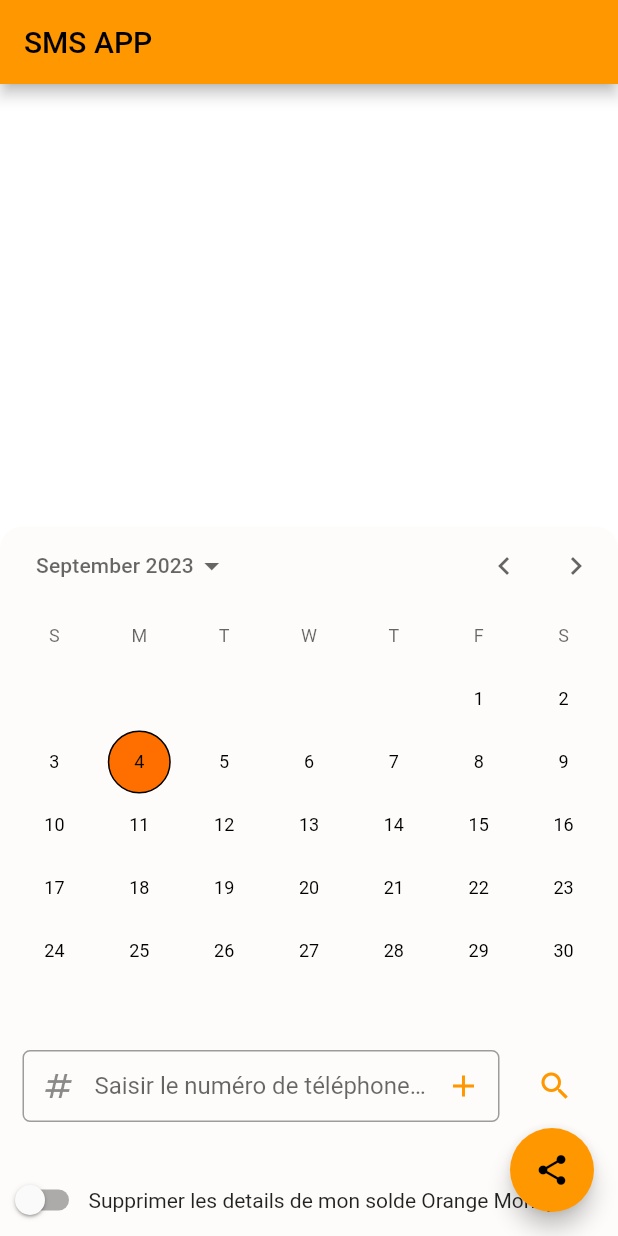
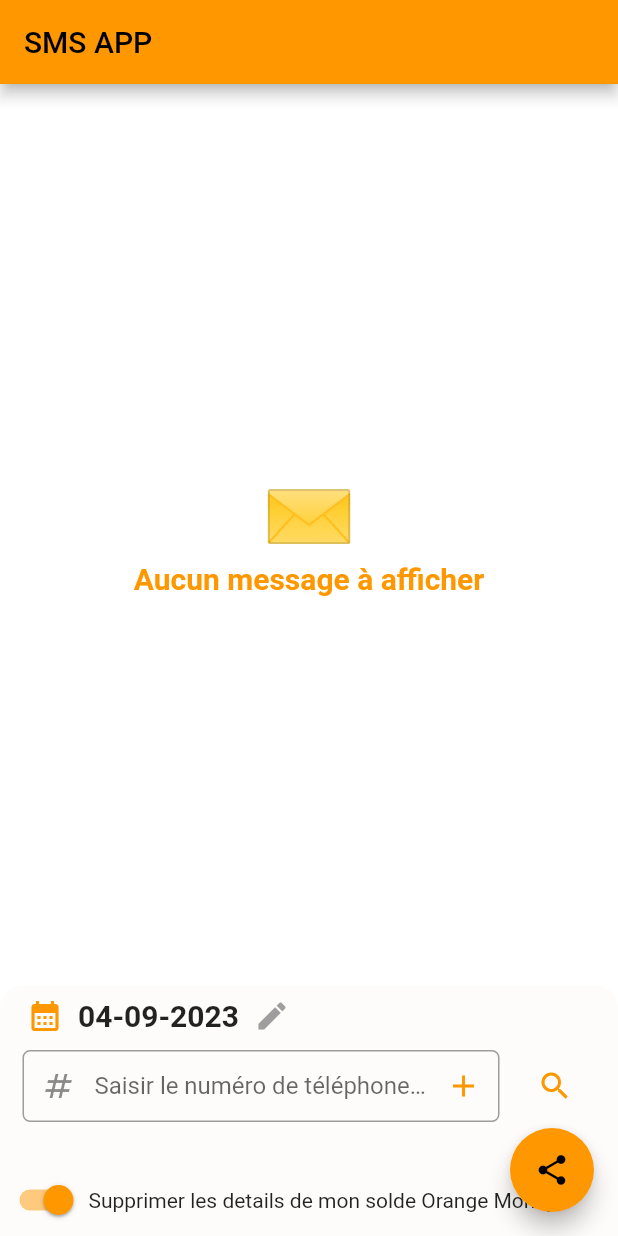
Before and after one commit to Mohamedelbechir/appsms, a Flutter app: the screen it shows after launch, after a tap on the "search" icon, on a phone screen of 412 x 824 dp. Run offline on Flutter 3.47's test engine with Material 2 defaults, Android fonts, the phone set to English and light mode, and no system bars; drawn by our look-alikes of calendar_date_picker2; our stand-ins replace bloc, equatable, flutter_bloc, image_gallery_saver, mask_text_input_formatter, share_plus; missing offline and left inert: flutter_rounded_date_picker, telephony.

Commit message:
refactor day selector

```diff
--- a/lib/cubit/messages/list_messages_cubit.dart
+++ b/lib/cubit/messages/list_messages_cubit.dart
@@ -29,11 +29,11 @@ class ListMessagesCubit extends Cubit<ListMessagesState> {
 
   void loadMessages({
     String expeditor = "Orange",
-    required String pattern,
+    List<String> bodyPatterns = const [],
     DateTime? date,
   }) async {
     final messages = await telephony
-        .getInboxSms(filter: _getFilter(expeditor, pattern, date), columns: [
+        .getInboxSms(filter: _getFilter(expeditor, date), columns: [
       SmsColumn.ADDRESS,
       SmsColumn.BODY,
       SmsColumn.DATE,
@@ -42,15 +42,27 @@ class ListMessagesCubit extends Cubit<ListMessagesState> {
       OrderBy(SmsColumn.BODY)
     ]);
 
-    var list = messages.map(mapToMySmsMessage).toList();
+    var list = _applyPatternFilter(messages, bodyPatterns)
+        .map(mapToMySmsMessage)
+        .toList();
     emit(MessagesLoaded(list));
   }
 
-  SmsFilter _getFilter(String expeditor, String pattern, DateTime? date) {
-    var filter = SmsFilter.where(SmsColumn.ADDRESS)
-        .equals(expeditor)
-        .and(SmsColumn.BODY)
-        .like('%$pattern%');
+  Iterable<SmsMessage> _applyPatternFilter(
+    List<SmsMessage> messages,
+    List<String> patterns,
+  ) {
+    if (patterns.isEmpty) return messages;
+    return messages.where((currentMessage) {
+      return patterns.any((pattern) => currentMessage.body!.contains(pattern));
+    });
+  }
+
+  SmsFilter _getFilter(
+    String expeditor,
+    DateTime? date,
+  ) {
+    var filter = SmsFilter.where(SmsColumn.ADDRESS).equals(expeditor);
 
     if (date != null) {
       filter = filter
--- a/lib/pages/home.dart
+++ b/lib/pages/home.dart
@@ -3,14 +3,13 @@ import 'dart:ui';
 
 import 'package:appsms/cubit/messages/list_messages_cubit.dart';
 import 'package:appsms/cubit/receiversPhoneNumber/receivers_phone_numbers_cubit.dart';
+import 'package:appsms/widgets/data_selector.dart';
 import 'package:appsms/widgets/receiver_phone_number_text_field.dart';
 import 'package:flutter/material.dart';
 import 'package:flutter/rendering.dart';
 import 'package:flutter_bloc/flutter_bloc.dart';
 import 'package:image_gallery_saver/image_gallery_saver.dart';
 import 'package:share_plus/share_plus.dart';
-import 'package:calendar_date_picker2/calendar_date_picker2.dart';
-import 'package:mask_text_input_formatter/mask_text_input_formatter.dart';
 import '../widgets/receiver_phone_numbers_widget.dart';
 
 class SaveImageResult {
@@ -33,16 +32,11 @@ class _HomePageState extends State<HomePage> {
   final widgetKeys = <GlobalKey>[];
   bool isSensitiveDetailDisplayed = true;
   final _receiverPhoneNumberController = TextEditingController(text: '');
-
-  List<DateTime?> _singleDatePickerValueWithDefaultValue = [
-    DateUtils.dateOnly(DateTime.now()),
-  ];
+  var selectedDate = DateUtils.dateOnly(DateTime.now());
 
   @override
   void initState() {
     super.initState();
-    context.read<ListMessagesCubit>().loadMessages(pattern: '');
-
     context.read<ListMessagesCubit>().stream.listen((event) {
       if (event is MessagesLoaded) {
         setState(() {
@@ -80,52 +74,6 @@ class _HomePageState extends State<HomePage> {
     return SaveImageResult(result['filePath'], result['isSuccess']);
   }
 
-  Widget _buildDefaultSingleDatePickerWithValue() {
-    final config = getCalendarPickerConfig();
-    return Column(
-      mainAxisSize: MainAxisSize.min,
-      children: [
-        CalendarDatePicker2(
-          config: config,
-          value: _singleDatePickerValueWithDefaultValue,
-          onValueChanged: (dates) => setState(() {
-            _singleDatePickerValueWithDefaultValue = dates;
-          }),
-        ),
-      ],
-    );
-  }
-
-  CalendarDatePicker2Config getCalendarPickerConfig() {
-    return CalendarDatePicker2Config(
-      selectedDayHighlightColor: Colors.amber[900],
-      weekdayLabels: [
-        'Dimanche',
-        'Lundi',
-        'Mardi',
-        'Mercredi',
-        'Jeudi',
-        'Vendredi',
-        'Samedi'
-      ],
-      weekdayLabelTextStyle: const TextStyle(
-        color: Colors.black87,
-        fontWeight: FontWeight.bold,
-      ),
-      firstDayOfWeek: 1,
-      controlsHeight: 50,
-      controlsTextStyle: const TextStyle(
-        color: Colors.black,
-        fontSize: 15,
-        fontWeight: FontWeight.bold,
-      ),
-      dayTextStyle: const TextStyle(
-        color: Colors.amber,
-        fontWeight: FontWeight.bold,
-      ),
-    );
-  }
-
   @override
   Widget build(BuildContext context) {
     return Scaffold(
@@ -152,7 +100,7 @@ class _HomePageState extends State<HomePage> {
             ),
             child: Column(
               children: [
-                _buildDefaultSingleDatePickerWithValue(),
+                DateSelector(onSelect: (value) => selectedDate = value),
                 const ReceiverPhoneNumbersWidget(),
                 Padding(
                   padding:
@@ -168,13 +116,7 @@ class _HomePageState extends State<HomePage> {
                       ),
                       const SizedBox(width: 10),
                       InkWell(
-                        onTap: () {
-                          context.read<ListMessagesCubit>().loadMessages(
-                                pattern: _receiverPhoneNumberController.text,
-                                date: _singleDatePickerValueWithDefaultValue
-                                    .first,
-                              );
-                        },
+                        onTap: _searchMessages,
                         child: const Padding(
                           padding: EdgeInsets.all(15.0),
                           child: Icon(Icons.search, color: Colors.orange),
@@ -203,23 +145,7 @@ class _HomePageState extends State<HomePage> {
                 ),
               ],
             ),
-          ) /*   Row(
-            mainAxisAlignment: MainAxisAlignment.spaceBetween,
-            children: [
-
-              ElevatedButton(
-                onPressed: () async {
-                  await shareMessages();
-                },
-                child: Column(
-                  children: const [
-                    Icon(Icons.share),
-                    Text("Partager"),
-                  ],
-                ),
           )
-            ],
-          ) */
         ],
       ),
       floatingActionButton: FloatingActionButton(
@@ -231,9 +157,58 @@ class _HomePageState extends State<HomePage> {
     );
   }
 
+  void _searchMessages() {
+    final phoneNumbers = _getPhoneNumbers();
+    context.read<ListMessagesCubit>().loadMessages(
+          bodyPatterns: phoneNumbers,
+          date: selectedDate,
+        );
+  }
+
+  List<String> _getPhoneNumbers() {
+    final currentState = context.read<ReceiversPhoneNumbersCubit>().state;
+
+    final phoneNumbers = <String>[];
+
+    final currentPhoneInTextField = phoneNumberMaskFormatter
+        .unmaskText(_receiverPhoneNumberController.text);
+
+    if (currentPhoneInTextField.trim().isNotEmpty) {
+      phoneNumbers.add(currentPhoneInTextField);
+    }
+    if (currentState is ReceiversPhoneNumbersLoaded) {
+      phoneNumbers.addAll(currentState.numbers);
+    }
+    return phoneNumbers;
+  }
+
   Widget _renderListMessages(ListMessagesState state) {
     if (state is MessagesLoaded) {
       return _listMessages(state);
+    }
+    if (state is ListMessagesInitial) {
+      return const Center(
+        child: Column(
+          mainAxisAlignment: MainAxisAlignment.center,
+          children: [
+            Text(
+              "✉",
+              style: TextStyle(
+                fontWeight: FontWeight.bold,
+                fontSize: 50,
+              ),
+            ),
+            Text(
+              "Aucun message à afficher",
+              style: TextStyle(
+                color: Colors.orange,
+                fontWeight: FontWeight.bold,
+                fontSize: 20,
+              ),
+            ),
+          ],
+        ),
+      );
     }
     return Container();
   }
@@ -242,6 +217,7 @@ class _HomePageState extends State<HomePage> {
     return SingleChildScrollView(
       physics: const BouncingScrollPhysics(),
       child: Column(
+        key: const Key("list_messages"),
         mainAxisSize: MainAxisSize.max,
         crossAxisAlignment: CrossAxisAlignment.stretch,
         mainAxisAlignment: MainAxisAlignment.start,
@@ -252,9 +228,7 @@ class _HomePageState extends State<HomePage> {
           var messageContent = currentMessage.getMessage(
                   noSensitiveDetails: state.isSensitiveDetailDisplayed) ??
               '';
-          return InkWell(
-            onTap: () => takeWidgetCapture(currentKey),
-            child: RepaintBoundary(
+          return RepaintBoundary(
             key: currentKey,
             child: Container(
               margin: const EdgeInsets.symmetric(
@@ -271,7 +245,6 @@ class _HomePageState extends State<HomePage> {
                 style: const TextStyle(
                   fontSize: 20,
                   fontWeight: FontWeight.w500,
-                  ),
                 ),
               ),
             ),
--- /dev/null
+++ b/lib/widgets/data_selector.dart
@@ -0,0 +1,61 @@
+import 'package:flutter/material.dart';
+import 'package:flutter_rounded_date_picker/flutter_rounded_date_picker.dart';
+import 'package:intl/intl.dart';
+
+class DateSelector extends StatefulWidget {
+  final ValueChanged onSelect;
+
+  const DateSelector({Key? key, required this.onSelect}) : super(key: key);
+
+  @override
+  State<DateSelector> createState() => _DateSelectorState();
+}
+
+class _DateSelectorState extends State<DateSelector> {
+  var selectedDate = DateUtils.dateOnly(DateTime.now());
+
+  Future<void> showDatePicker(BuildContext context) async {
+    final newDateTime = await showRoundedDatePicker(
+      context: context,
+      theme: ThemeData(primarySwatch: Colors.orange),
+      initialDate: selectedDate,
+      firstDate: DateTime(DateTime.now().year - 1),
+      lastDate: DateTime(DateTime.now().year + 1),
+      borderRadius: 16,
+    );
+    setState(() {
+      selectedDate = newDateTime ?? selectedDate;
+      widget.onSelect(selectedDate);
+    });
+  }
+
+  @override
+  Widget build(BuildContext context) {
+    return InkWell(
+      onTap: () async {
+        await showDatePicker(context);
+      },
+      child: Padding(
+        padding: const EdgeInsets.symmetric(horizontal: 18, vertical: 8),
+        child: Row(
+          children: [
+            const Icon(Icons.calendar_month, color: Colors.orange),
+            const SizedBox(width: 10),
+            Text(
+              DateFormat('dd-MM-yyyy')
+                  .format(selectedDate)
+                  .toString()
+                  .replaceAll("00:00:00.000", ""),
+              style: const TextStyle(
+                fontWeight: FontWeight.bold,
+                fontSize: 20,
+              ),
+            ),
+            const SizedBox(width: 10),
+            const Icon(Icons.edit, color: Colors.grey),
+          ],
+        ),
+      ),
+    );
+  }
+}
--- a/lib/widgets/receiver_phone_number_text_field.dart
+++ b/lib/widgets/receiver_phone_number_text_field.dart
@@ -9,6 +9,7 @@ final phoneNumberMaskFormatter = MaskTextInputFormatter(
   type: MaskAutoCompletionType.lazy,
 );
 
+// ignore: must_be_immutable
 class ReceiverPhoneNumberTextField extends StatefulWidget {
   TextEditingController receiverPhoneNumberController;
 
--- a/pubspec.yaml
+++ b/pubspec.yaml
@@ -44,6 +44,8 @@ dependencies:
   calendar_date_picker2: ^0.5.3
   screenshot: ^2.1.0
   mask_text_input_formatter: ^2.5.0
+  flutter_rounded_date_picker: ^3.0.4
+
 
 
 
```
Lines whose indentation alone changed are shown as unchanged.
